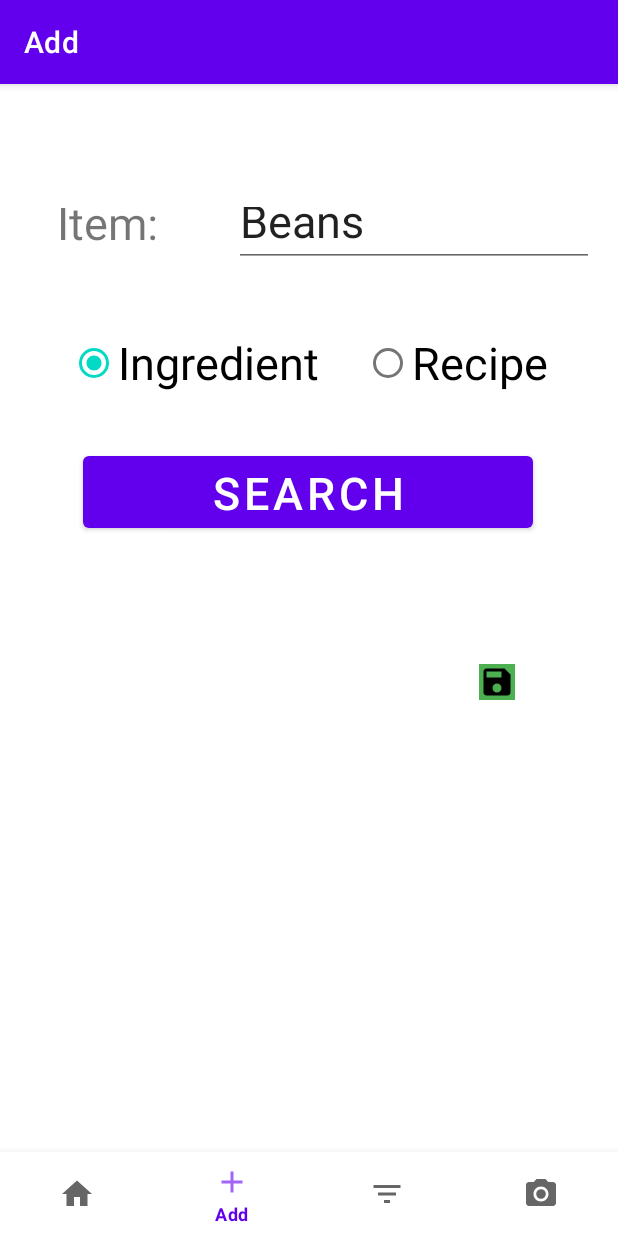
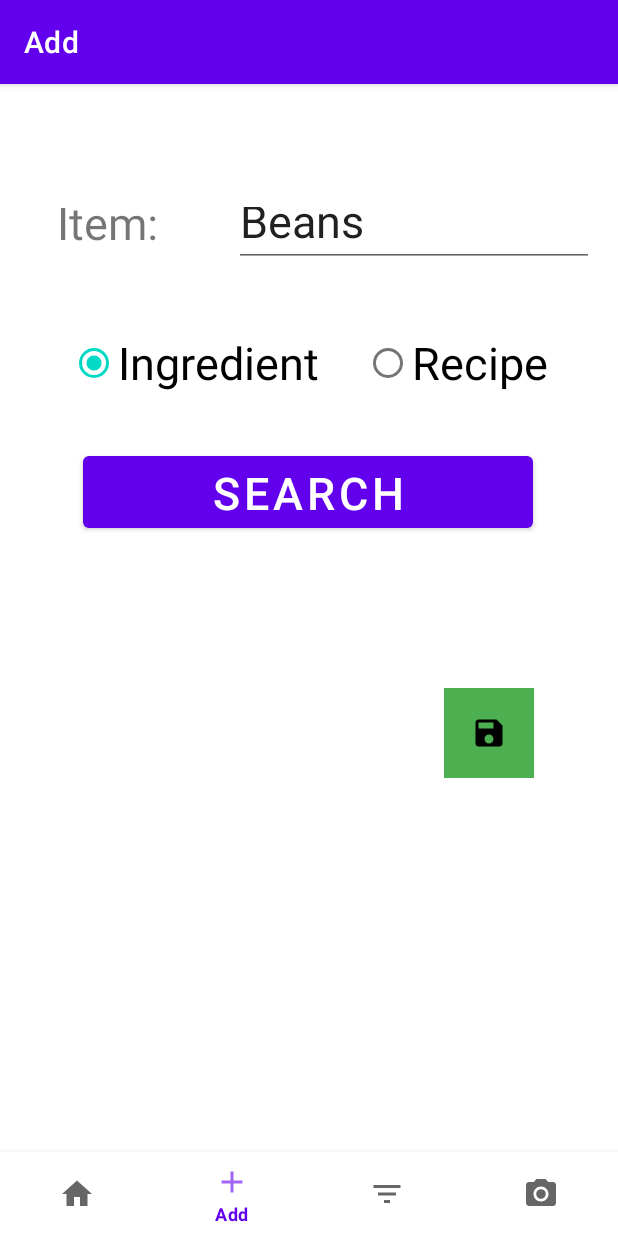
Before and after one commit to Pechlerbastian/NutriCoach, an Android app: the AddFragment screen opened through its navigation route, on a phone screen of 412 x 824 dp. Run offline under Robolectric (Android 15) with nearby library versions, the light colour scheme and no system bars; our stand-ins replace navigation-ui.

```diff
--- a/app/src/main/res/layout/fragment_add.xml
+++ b/app/src/main/res/layout/fragment_add.xml
@@ -84,14 +84,14 @@
 
     <ImageButton
         android:id="@+id/saveButton"
-        android:layout_width="wrap_content"
-        android:layout_height="wrap_content"
+        android:layout_width="60dp"
+        android:layout_height="60dp"
+        android:layout_marginTop="16dp"
         android:background="#4CAF50"
         android:contentDescription="@string/saveDescription"
         android:src="@drawable/ic_save"
-        android:textSize="30sp"
         app:layout_constraintEnd_toEndOf="parent"
-        app:layout_constraintHorizontal_bias="0.823"
+        app:layout_constraintHorizontal_bias="0.84"
         app:layout_constraintStart_toStartOf="parent"
         app:layout_constraintTop_toBottomOf="@+id/preview_field" />
 
```
